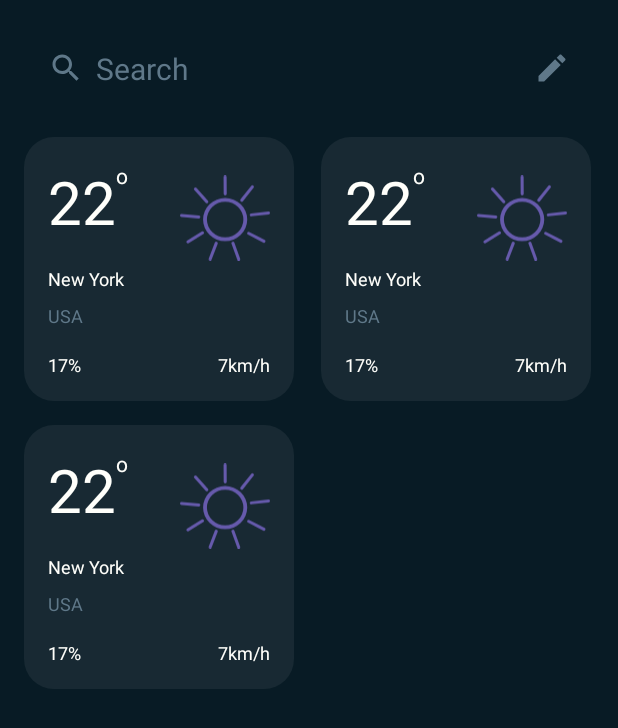
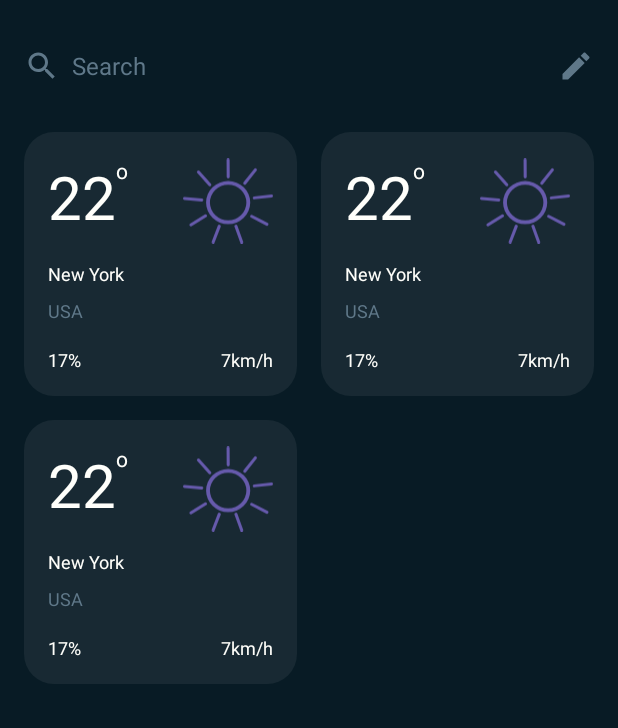
Before and after one commit to ChrissSav/Weather, an Android app: the layout fragment_favorites.xml on its own in the app's theme, with its tools: preview values and no code run, on a phone screen of 412 x 824 dp. Shown: the top 728 px of the screen. Run offline under Robolectric (Android 15) with nearby library versions, the light colour scheme and no system bars.

Commit message:
[Favorites] Fill recycle view with cities

```diff
--- a/app/src/main/res/layout/weather_place_item.xml
+++ b/app/src/main/res/layout/city_place_item.xml
@@ -1,10 +1,12 @@
 <?xml version="1.0" encoding="utf-8"?>
 <androidx.constraintlayout.widget.ConstraintLayout xmlns:android="http://schemas.android.com/apk/res/android"
     xmlns:app="http://schemas.android.com/apk/res-auto"
-    android:layout_width="180dp"
+    android:layout_width="match_parent"
     android:layout_height="wrap_content"
+    android:layout_gravity="center"
+    android:layout_margin="8dp"
     android:background="@drawable/weather_place_item_background"
-    android:layout_margin="8dp"
+    android:orientation="horizontal"
     android:padding="16dp">
 
     <TextView
@@ -21,17 +23,16 @@
         android:id="@+id/textView7"
         android:layout_width="wrap_content"
         android:layout_height="wrap_content"
+        android:gravity="top"
         android:text="o"
-        android:gravity="top"
         android:textColor="@color/weather_item_text"
         app:layout_constraintStart_toEndOf="@+id/temperature"
         app:layout_constraintTop_toTopOf="@+id/temperature" />
 
     <ImageView
-        android:id="@+id/textView2"
+        android:id="@+id/icon"
         android:layout_width="60dp"
         android:layout_height="60dp"
-        android:layout_marginTop="8dp"
         android:src="@drawable/ic_sun"
         app:layout_constraintEnd_toEndOf="parent"
         app:layout_constraintTop_toTopOf="@+id/temperature" />
@@ -42,8 +43,8 @@
         android:layout_height="wrap_content"
         android:layout_marginTop="16dp"
         android:text="New York"
+        android:textColor="@color/weather_item_text"
         android:textSize="@dimen/label"
-        android:textColor="@color/weather_item_text"
         app:layout_constraintStart_toStartOf="@+id/temperature"
         app:layout_constraintTop_toBottomOf="@+id/temperature" />
 
@@ -53,19 +54,19 @@
         android:layout_height="wrap_content"
         android:layout_marginTop="8dp"
         android:text="USA"
+        android:textColor="@color/weather_item_para"
         android:textSize="@dimen/label"
-        android:textColor="@color/weather_item_para"
         app:layout_constraintStart_toStartOf="@+id/city"
         app:layout_constraintTop_toBottomOf="@+id/city" />
 
     <TextView
         android:id="@+id/humidity"
-        android:textSize="@dimen/label"
         android:layout_width="wrap_content"
         android:layout_height="wrap_content"
         android:layout_marginTop="16dp"
         android:text="17%"
         android:textColor="@color/weather_item_text"
+        android:textSize="@dimen/label"
         app:layout_constraintStart_toStartOf="@+id/country"
         app:layout_constraintTop_toBottomOf="@+id/country" />
 
@@ -77,7 +78,7 @@
         android:textColor="@color/weather_item_text"
         android:textSize="@dimen/label"
         app:layout_constraintBottom_toBottomOf="@+id/humidity"
-        app:layout_constraintEnd_toEndOf="@+id/textView2"
+        app:layout_constraintEnd_toEndOf="@+id/icon"
         app:layout_constraintTop_toTopOf="@+id/humidity" />
 
 
--- a/app/src/main/res/layout/fragment_favorites.xml
+++ b/app/src/main/res/layout/fragment_favorites.xml
@@ -11,14 +11,14 @@
         android:id="@+id/textView"
         android:layout_width="0dp"
         android:layout_height="wrap_content"
-        android:layout_marginStart="32dp"
+        android:layout_marginStart="16dp"
         android:layout_marginTop="32dp"
-        android:layout_marginEnd="32dp"
+        android:layout_marginEnd="16dp"
         android:drawablePadding="8dp"
         android:gravity="center_vertical"
-        android:text="Search"
+        android:text="@string/search"
         android:textColor="@color/weather_item_para"
-        android:textSize="20sp"
+        android:textSize="16sp"
         app:drawableEndCompat="@drawable/ic_edit"
         app:drawableStartCompat="@drawable/ic_search"
         app:layout_constraintEnd_toEndOf="parent"
@@ -26,17 +26,19 @@
         app:layout_constraintTop_toTopOf="parent" />
 
     <androidx.recyclerview.widget.RecyclerView
+        android:id="@+id/recyclerView"
         android:layout_width="0dp"
         android:layout_height="0dp"
         android:layout_marginTop="16dp"
+        android:clipToPadding="false"
+        android:padding="8dp"
         app:layoutManager="androidx.recyclerview.widget.GridLayoutManager"
         app:layout_constraintBottom_toBottomOf="parent"
         app:layout_constraintEnd_toEndOf="parent"
         app:layout_constraintStart_toStartOf="parent"
         app:layout_constraintTop_toBottomOf="@+id/textView"
         app:spanCount="2"
-        android:padding="8dp"
-        tools:listitem="@layout/weather_place_item" />
+        tools:listitem="@layout/city_place_item" />
 
 
 </androidx.constraintlayout.widget.ConstraintLayout>
--- a/app/src/main/res/values/strings.xml
+++ b/app/src/main/res/values/strings.xml
@@ -9,11 +9,13 @@
     <string name="now">Now</string>
     <string name="today">Today</string>
     <string name="warning">Warning</string>
+    <string name="search">Search</string>
     <string name="ERROR_INTERNET_CONNECTION">No Internet Connection</string>
     <string name="ERROR_SOMETHING_WRONG">Oops! An error has occurred. *_*</string>
     <string name="wind_placeholder" translatable="false">%s m/s</string>
     <string name="pressure_placeholder" translatable="false">%s atm</string>
     <string name="humidity_placeholder" translatable="false">%s %%</string>
+
     <!--
     This string is used for square devices and overridden by hello_world in
     values-round/strings.xml for round devices.
```
Also changed, not shown: app/src/main/java/com/example/weather_application/ui/adapters/FavoritesAdapter.kt (added, +42 -0 lines), app/src/main/java/com/example/weather_application/ui/fragments/FavoritesFragment.kt (+15 -0 lines), 1 other file.
